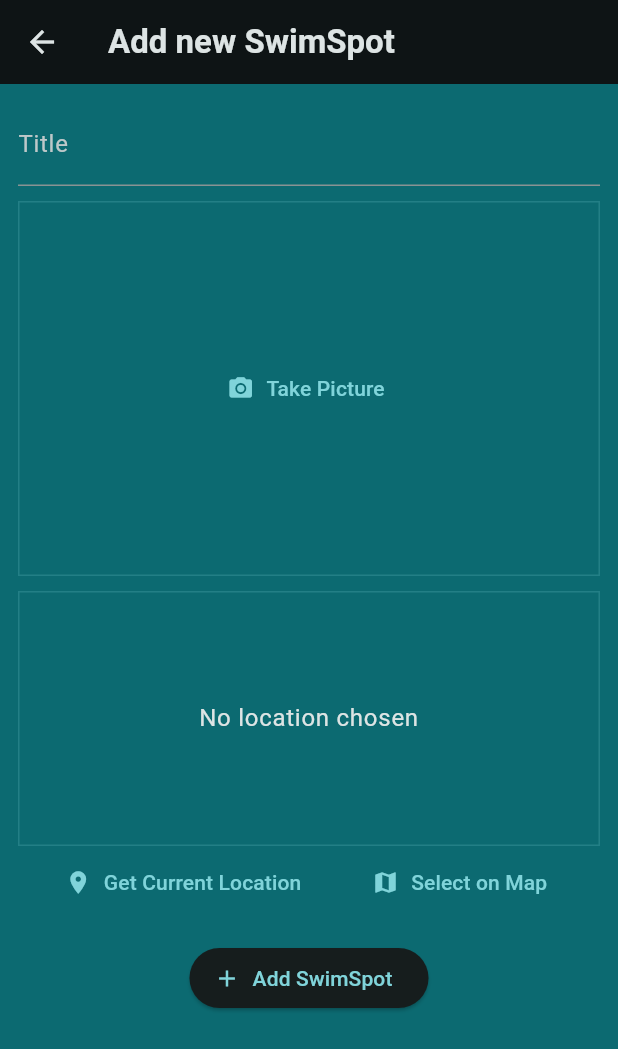
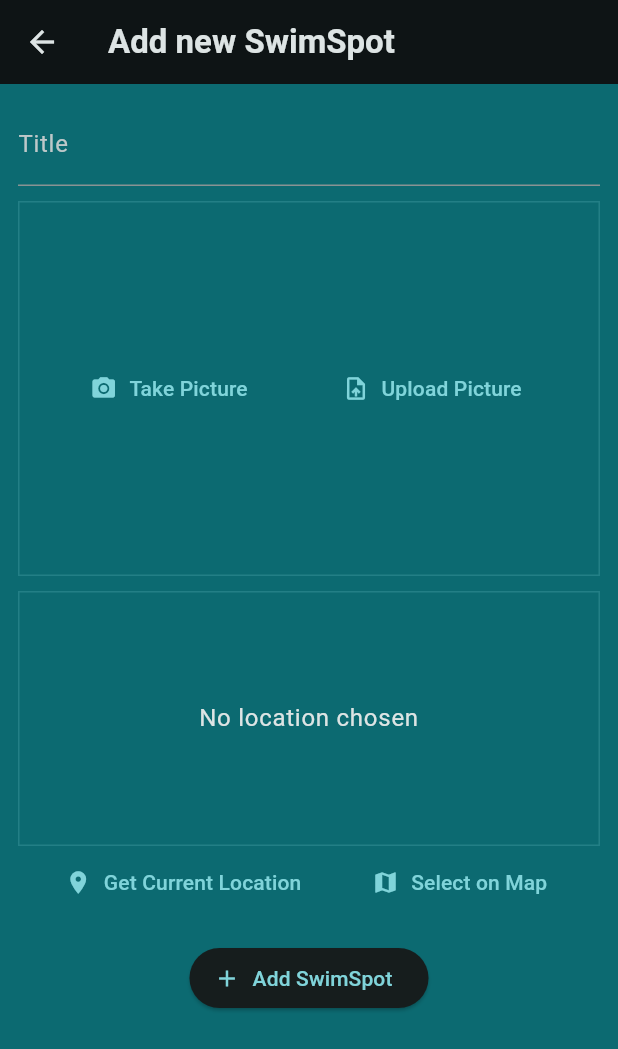
Before and after one commit to jmcied/SeaSplash, a Flutter app: the screen it shows after launch, after a tap on the "add" icon, on a phone screen of 412 x 824 dp. Shown: the top 1049 px of the screen. Run offline on Flutter 3.47's test engine with Material 3 defaults, Android fonts, the phone set to English and light mode, and no system bars; our stand-ins replace flutter_riverpod, google_fonts, google_maps_flutter, image_picker, location, sqflite; missing offline and left inert: flutter_config; accounts and stored records are empty.

Commit message:
allow upload of saved images

```diff
--- a/lib/screens/map.dart
+++ b/lib/screens/map.dart
@@ -29,8 +29,9 @@ class _MapScreenState extends State<MapScreen> {
   Widget build(BuildContext context) {
     return Scaffold(
         appBar: AppBar(
-            title: Text(
-                widget.isSelecting ? 'Pick your location' : 'Your Location'),
+            title: Text(widget.isSelecting
+                ? 'Pick your location'
+                : 'SwimSpot Location'),
             actions: [
               if (widget.isSelecting)
                 IconButton(
--- a/lib/screens/places.dart
+++ b/lib/screens/places.dart
@@ -29,7 +29,7 @@ class _PlacesScreenState extends ConsumerState<PlacesScreen> {
 
     return Scaffold(
       appBar: AppBar(
-        title: const Text('Your Swim Spots'),
+        title: const Text('Swim Spots'),
         actions: [
           IconButton(
             icon: const Icon(Icons.add),
--- a/lib/widgets/image_input.dart
+++ b/lib/widgets/image_input.dart
@@ -25,15 +25,20 @@ class _ImageInputState extends State<ImageInput> {
       return;
     }
 
-    //   void _uploadPicture() async {
-    // final imagePicker = ImagePicker();
-    // final pickedImage =
-    //     await imagePicker.pickImage(source: ImageSource.gallery, maxWidth: 600);
+    setState(() {
+      _selectedImage = File(pickedImage.path);
+    });
+    widget.onPickImage(_selectedImage!);
+  }
 
-    // if (pickedImage == null) {
-    //   return;
-    // }
+  void _uploadPicture() async {
+    final imagePicker = ImagePicker();
+    final pickedImage =
+        await imagePicker.pickImage(source: ImageSource.gallery, maxWidth: 600);
 
+    if (pickedImage == null) {
+      return;
+    }
     setState(() {
       _selectedImage = File(pickedImage.path);
     });
@@ -42,10 +47,20 @@ class _ImageInputState extends State<ImageInput> {
 
   @override
   Widget build(BuildContext context) {
-    Widget content = TextButton.icon(
-      icon: const Icon(Icons.camera_alt),
-      label: const Text('Take Picture'),
-      onPressed: _takePicture,
+    Widget content = Row(
+      mainAxisAlignment: MainAxisAlignment.spaceEvenly,
+      children: [
+        TextButton.icon(
+          icon: const Icon(Icons.camera_alt),
+          label: const Text('Take Picture'),
+          onPressed: _takePicture,
+        ),
+        TextButton.icon(
+          icon: const Icon(Icons.upload_file),
+          label: const Text('Upload Picture'),
+          onPressed: _uploadPicture,
+        ),
+      ],
     );
 
     if (_selectedImage != null) {
```
